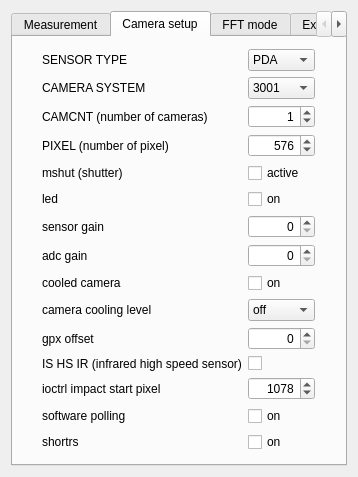
Before: the Qt Designer form escam/camerasettingswidget.ui in Entwicklungsburo-Stresing/EBST_CAM, drawn with Qt 5.
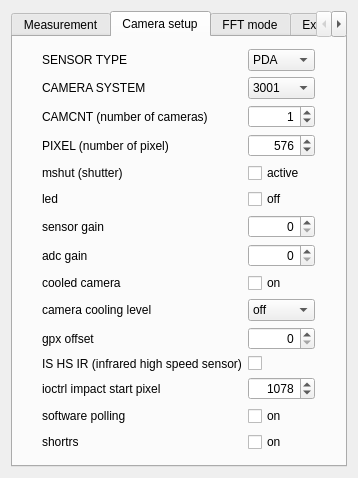
After: the same form once the commit is applied. The open tabs and pages were chosen to show the change.

Commit message: Fix setting led off

```diff
--- a/escam/camerasettingswidget.ui
+++ b/escam/camerasettingswidget.ui
@@ -6,8 +6,8 @@
    <rect>
     <x>0</x>
     <y>0</y>
-    <width>325</width>
-    <height>439</height>
+    <width>347</width>
+    <height>478</height>
    </rect>
   </property>
   <property name="windowTitle">
@@ -456,7 +456,7 @@
          <item row="7" column="2">
           <widget class="QCheckBox" name="checkBoxLed">
            <property name="text">
-            <string>on</string>
+            <string>off</string>
            </property>
           </widget>
          </item>
```
